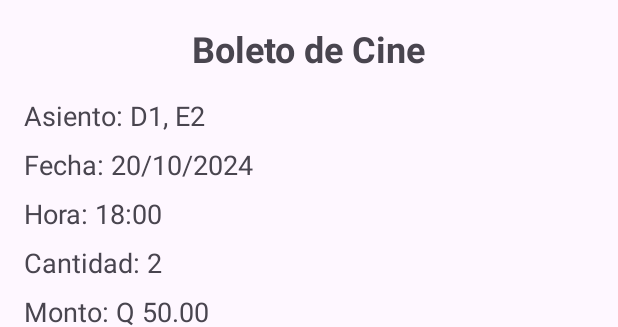
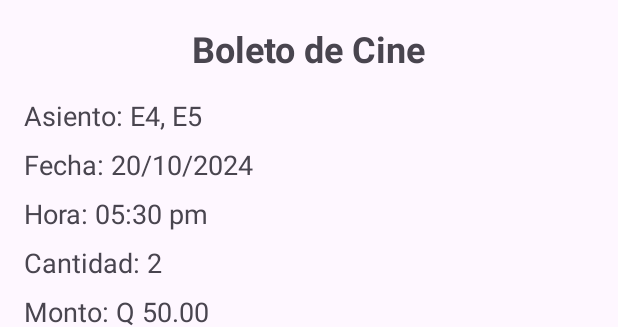
Before and after one commit to FernandoBerganza/MoviePlanet, an Android app: the layout activity_main_ticket.xml on its own in the app's theme, with its tools: preview values and no code run, on a phone screen of 412 x 824 dp. Shown: the top 327 px of the screen. Run offline under Robolectric (Android 15) with nearby library versions, the phone set to English and light mode, and no system bars.

Commit message:
18-10 CAMBIOS EN EL TICKET
Se le cambiaron datos a la interfaz del ticket

```diff
--- a/MyApplication - copia/app/src/main/res/layout/activity_main_ticket.xml
+++ b/MyApplication - copia/app/src/main/res/layout/activity_main_ticket.xml
@@ -24,7 +24,7 @@
         android:layout_height="wrap_content"
         android:layout_below="@id/ticketTitle"
         android:layout_marginTop="16dp"
-        android:text="Asiento: D1, E2"
+        android:text="Asiento: E4, E5"
         android:textSize="18sp" />
 
     <TextView
@@ -42,7 +42,7 @@
         android:layout_height="wrap_content"
         android:layout_below="@id/textViewDateInfo"
         android:layout_marginTop="8dp"
-        android:text="Hora: 18:00"
+        android:text="Hora: 05:30 pm"
         android:textSize="18sp" />
 
     <TextView
```
